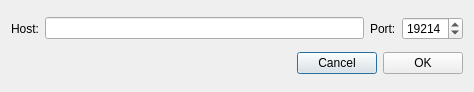
First picture: the form in src/gui/ui/newnodedialog.ui, repository pluracoin/pluracoin-gui-wallet, before the edit.
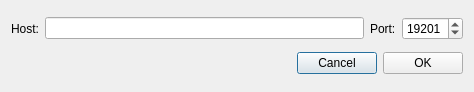
Second picture: the form after the edit.

Patch:
```diff
--- a/src/gui/ui/newnodedialog.ui
+++ b/src/gui/ui/newnodedialog.ui
@@ -45,7 +45,7 @@
         <number>65535</number>
        </property>
        <property name="value">
-        <number>19214</number>
+        <number>19201</number>
        </property>
       </widget>
      </item>
```
